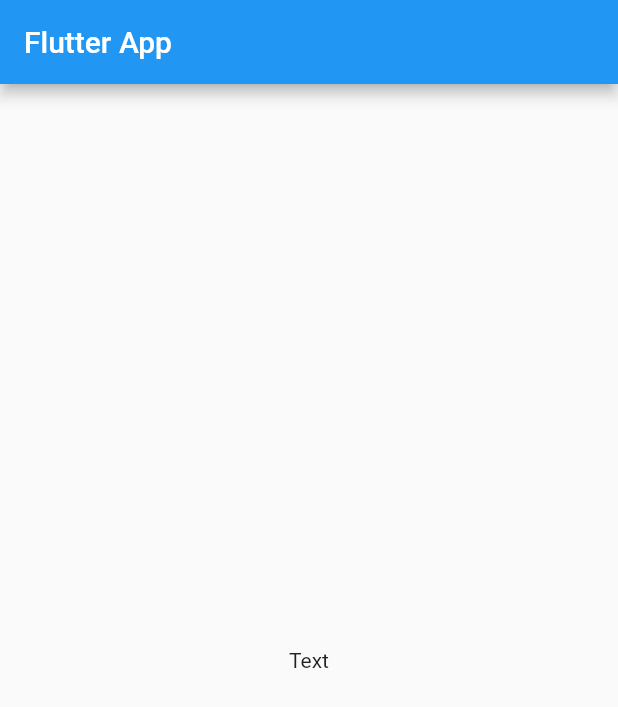
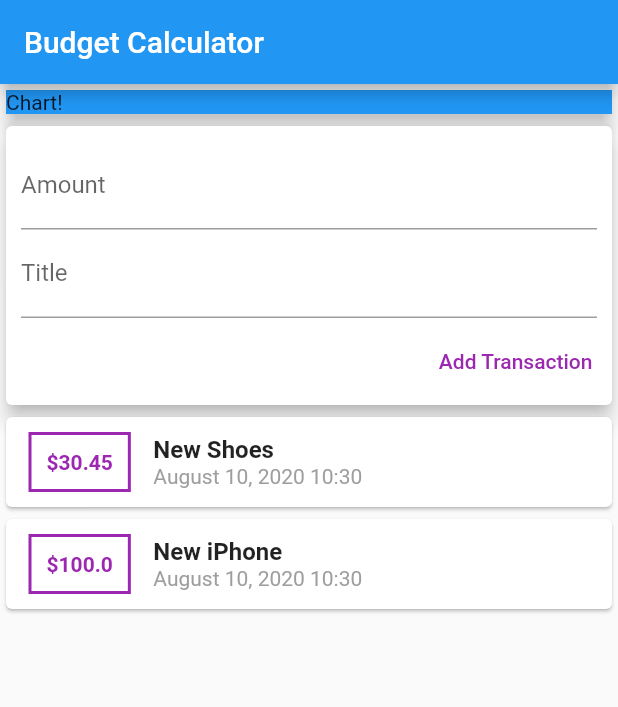
Before and after one commit to BoevMaksim/budget_calculator, a Flutter app: the screen it shows after launch, on a phone screen of 412 x 824 dp. Shown: the top 707 px of the screen. Run offline on Flutter 3.47's test engine with Material 2 defaults, Android fonts, the phone set to English and light mode, and no system bars.

Commit message:
add text button, field and transaction detail

```diff
--- a/lib/main.dart
+++ b/lib/main.dart
@@ -1,4 +1,7 @@
 import 'package:flutter/material.dart';
+
+import './transaction.dart';
+import 'package:intl/intl.dart';
 
 void main() {
   runApp(MyApp());
@@ -15,14 +18,112 @@ class MyApp extends StatelessWidget {
 }
 
 class MyHomePage extends StatelessWidget {
+  final List<Transaction> transaction = [
+    Transaction(
+      id: 't1',
+      amount: 30.45,
+      date: DateTime.now(),
+      title: 'New Shoes',
+    ),
+    Transaction(
+      id: 't2',
+      amount: 100.00,
+      date: DateTime.now(),
+      title: 'New iPhone',
+    )
+  ];
   @override
   Widget build(BuildContext context) {
     return Scaffold(
       appBar: AppBar(
-        title: Text('Flutter App'),
+        title: Text('Budget Calculator'),
       ),
-      body: Center(
-        child: Text('Text'),
+      body: Column(
+        crossAxisAlignment: CrossAxisAlignment.end,
+        children: <Widget>[
+          Container(
+            width: double.infinity,
+            child: Card(
+              child: Container(
+                width: double.infinity,
+                color: Colors.blue,
+                child: Text('Chart!'),
+              ),
+              elevation: 5,
+            ),
+          ),
+          Card(
+            elevation: 5,
+            child: Container(
+              padding: EdgeInsets.all(10),
+              child: Column(
+                crossAxisAlignment: CrossAxisAlignment.end,
+                children: <Widget>[
+                  TextField(
+                    decoration: InputDecoration(labelText: 'Amount'),
+                  ),
+                  TextField(
+                    decoration: InputDecoration(labelText: 'Title'),
+                  ),
+                  FlatButton(
+                    onPressed: () {},
+                    textColor: Colors.purple,
+                    padding: EdgeInsets.only(top: 10.0, right: 3.0),
+                    child: Text('Add Transaction'),
+                  ),
+                ],
+              ),
+            ),
+          ),
+          Column(
+            children: transaction.map((e) {
+              return Card(
+                child: Row(
+                  children: <Widget>[
+                    Container(
+                      margin: EdgeInsets.symmetric(
+                        vertical: 10,
+                        horizontal: 15,
+                      ),
+                      decoration: BoxDecoration(
+                        border: Border.all(
+                          color: Colors.purple,
+                          width: 2,
+                        ),
+                      ),
+                      padding: EdgeInsets.all(10),
+                      child: Text(
+                        '\$${e.amount}',
+                        style: TextStyle(
+                          fontWeight: FontWeight.bold,
+                          color: Colors.purple,
+                        ),
+                      ),
+                    ),
+                    Column(
+                      crossAxisAlignment: CrossAxisAlignment.start,
+                      children: <Widget>[
+                        Text(
+                          e.title.toString(),
+                          style: TextStyle(
+                            fontWeight: FontWeight.bold,
+                            fontSize: 16.0,
+                          ),
+                        ),
+                        Text(
+                          DateFormat.yMMMMd().add_Hm().format(e.date),
+                          style: TextStyle(
+                            color: Colors.grey,
+                          ),
+                        ),
+                      ],
+                    ),
+                  ],
+                ),
+              );
+            }).toList(),
+          ),
+        ],
       ),
     );
   }
--- /dev/null
+++ b/lib/transaction.dart
@@ -0,0 +1,13 @@
+import 'package:flutter/cupertino.dart';
+
+class Transaction {
+  final String id;
+  final String title;
+  final double amount;
+  final DateTime date;
+  Transaction({
+      @required this.amount,
+      @required this.date,
+      @required this.id,
+      @required this.title});
+}
--- a/pubspec.yaml
+++ b/pubspec.yaml
@@ -23,6 +23,7 @@ environment:
 dependencies:
   flutter:
     sdk: flutter
+  intl: ^0.16.1
 
 
   # The following adds the Cupertino Icons font to your application.
```
Also changed, not shown: pubspec.lock.
